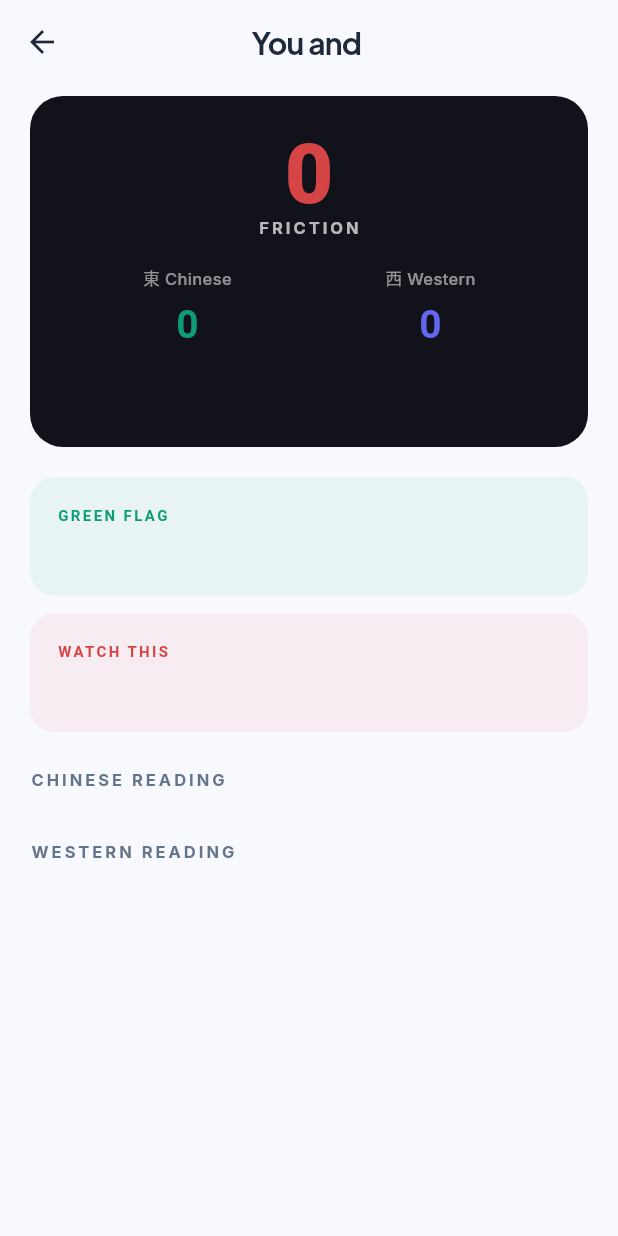
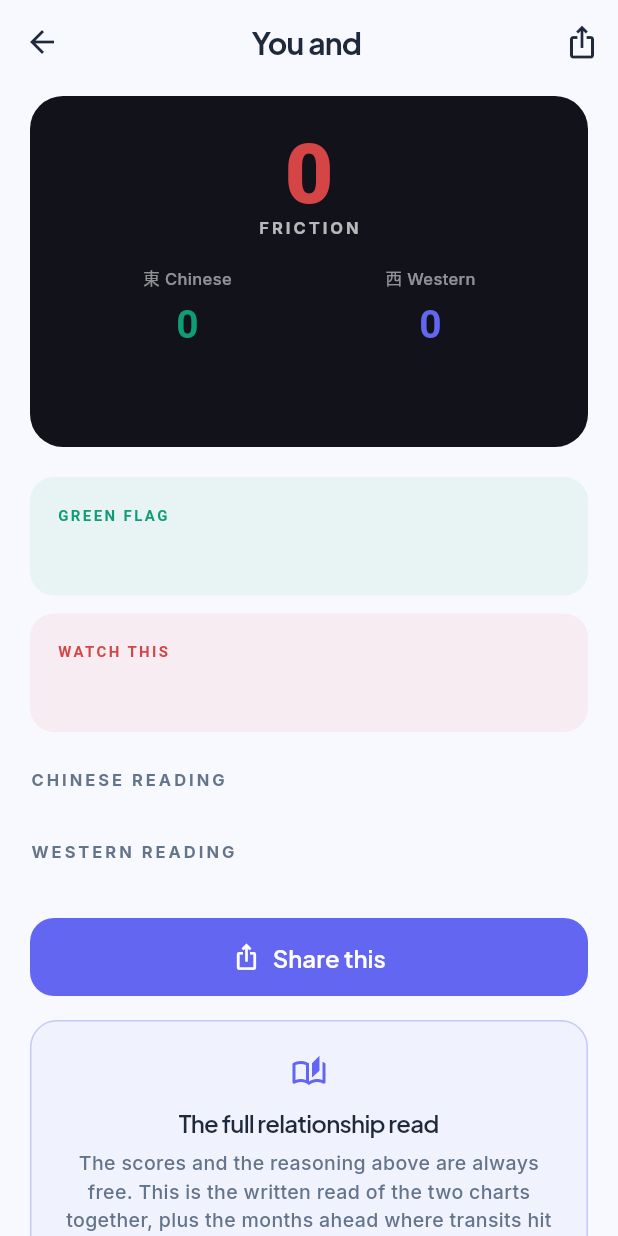
Before and after one commit to bz02/omni_ios, a Flutter app: the _MatchDetailScreen screen opened directly with empty values, on a phone screen of 412 x 824 dp. Run offline on Flutter 3.47's test engine with Material 3 defaults, Android fonts, the phone set to English and light mode, and no system bars; our stand-ins replace flutter_animate, flutter_riverpod, google_fonts, google_generative_ai, image_picker, in_app_purchase and 3 more; accounts and stored records are empty; generated files the repository leaves out were written again.

Commit message:
Make compatibility free and give it a share card
First item off the competitive brief, and it is as much a pricing decision
as a feature.

The research says compatibility and detailed charts are 40 to 55% of all
premium content consumption in this category, and that Co-Star has just put
friend compatibility -- the feature that made it famous -- behind its
paywall, which is now the loudest complaint in its reviews. Metering the
thing that requires a second person's birthday is metering the growth loop.

So scoring a pair is now free and unlimited. The monthly allowance is gone,
and freeMonthlyAllowance is empty rather than merely unused, so the decision
reads as a decision.

The harder call was where the line goes. The obvious split -- score free,
reasoning paid -- would have contradicted the entire positioning: an app
whose argument is that it shows its arithmetic cannot charge to show the
arithmetic. So the computation is free and transparent all the way down,
including all six scored factors, and what is sold is the long-form written
read and the month-by-month timing where transits hit both charts.

The share card is the loop itself. Story proportions, and it leads with the
split score rather than the average, because "Chinese astrology says 88,
Western says 41" is a far more postable result than one number and no
competitor can produce it. The card lays out at its true 1080 by 1920 inside
a FittedBox and the capture reads that same boundary, so the preview and the
file cannot drift apart.

Sharing goes through XFile.fromData on every platform. share_plus writes the
bytes to a temp file itself where the OS share sheet needs a path, which
means no filesystem code here and no conditional import to keep the web
build compiling.

A test pumping the card at full size with long names caught the footer
overflowing by 283 pixels -- the wordmark and the tagline do not fit on one
line once the tagline is large enough to survive a thumbnail.

254 tests: 223 Flutter, 31 backend.

Co-Authored-By: Claude Opus 5 <noreply@anthropic.com>
Claude-Session: https://claude.ai/code/session_01Kb5L3FqpSkhTjdDU9WHpd1

```diff
--- a/omni_flutter/lib/config/app_config.dart
+++ b/omni_flutter/lib/config/app_config.dart
@@ -43,5 +43,7 @@ class AppConfig {
   /// the user has seen a real reading than before.
   static const int freeChatMessagesPerDay = 3;
   static const int freeOracleDrawsPerDay = 1;
-  static const int freeCompatibilityChecksPerMonth = 3;
+  /// Compatibility scoring is unlimited and free. Kept as a named zero so the
+  /// decision is visible rather than looking like an omission.
+  static const int freeCompatibilityChecksPerMonth = 0;
 }
--- a/omni_flutter/lib/core/billing/entitlements.dart
+++ b/omni_flutter/lib/core/billing/entitlements.dart
@@ -25,8 +25,17 @@ enum PremiumFeature {
   /// Tarot and I Ching consultations.
   oracle('Unlimited oracle draws', Tier.plus),
 
-  /// Running a compatibility check against another person.
-  compatibility('Unlimited compatibility', Tier.plus),
+  /// The long-form written relationship read, and month-by-month timing for
+  /// the pair.
+  ///
+  /// Scoring a pair is deliberately **not** gated. It is the category's
+  /// biggest premium driver and the competitor that owns this space just put
+  /// it behind a paywall, which is the single most-complained-about thing in
+  /// its current reviews. Gating the number would also contradict the whole
+  /// pitch: an app whose argument is that it shows its arithmetic cannot
+  /// charge to show the arithmetic. So the computation stays free and
+  /// transparent, and what is sold is the writing and the timing.
+  relationshipReport('Full relationship report', Tier.plus),
 
   /// One-off long-form reports, also purchasable with coins.
   deepDive('Deep dive report', Tier.plus),
@@ -55,7 +64,7 @@ enum PremiumFeature {
 const Map<PremiumFeature, int> coinPrices = {
   PremiumFeature.deepDive: 180,
   PremiumFeature.yearAhead: 320,
-  PremiumFeature.compatibility: 240,
+  PremiumFeature.relationshipReport: 240,
 };
 
 /// Free-tier allowances, keyed by feature. Absent means unlimited on free.
@@ -64,9 +73,13 @@ const Map<PremiumFeature, int> freeDailyAllowance = {
   PremiumFeature.oracle: AppConfig.freeOracleDrawsPerDay,
 };
 
-const Map<PremiumFeature, int> freeMonthlyAllowance = {
-  PremiumFeature.compatibility: AppConfig.freeCompatibilityChecksPerMonth,
-};
+/// Features metered by the month rather than the day.
+///
+/// Empty by design. Compatibility used to live here at three checks a month;
+/// it was moved out because scoring a pair is the growth loop, and metering a
+/// growth loop is how Co-Star turned its own viral feature into its worst
+/// reviews.
+const Map<PremiumFeature, int> freeMonthlyAllowance = <PremiumFeature, int>{};
 
 /// The answer to "can they do this right now".
 sealed class AccessDecision {
--- a/omni_flutter/lib/features/match/match_screen.dart
+++ b/omni_flutter/lib/features/match/match_screen.dart
@@ -10,13 +10,14 @@ import 'package:flutter/material.dart';
 import 'package:provider/provider.dart';
 
 import '../../core/analytics/analytics.dart';
-import '../../core/billing/entitlements.dart';
 import '../../core/engine/compatibility.dart';
 import '../../core/engine/soul_blueprint.dart';
 import '../../core/theme/modern_theme.dart';
 import '../../state/profile_controller.dart';
+import '../../core/billing/entitlements.dart';
 import '../onboarding/birth_form_screen.dart';
 import '../paywall/paywall_screen.dart';
+import '../share/share_sheet.dart';
 
 class MatchScreen extends StatelessWidget {
   const MatchScreen({super.key});
@@ -67,17 +68,8 @@ class MatchScreen extends StatelessWidget {
   }
 
   Future<void> _add(BuildContext context) async {
-    final entitlements = context.read<EntitlementsController>();
-    final decision = entitlements.check(PremiumFeature.compatibility);
-    if (decision is AccessNeedsUpgrade) {
-      context.read<Analytics>().quotaExhausted(PremiumFeature.compatibility);
-      await PaywallScreen.show(context,
-          trigger: PremiumFeature.compatibility,
-          coinPrice: decision.coinPrice);
-      return;
-    }
-
-    if (!context.mounted) return;
+    // No gate. Scoring a pair is free and unlimited on purpose — see the note
+    // on PremiumFeature.relationshipReport.
     final birth = await Navigator.of(context).push<BirthData>(
       MaterialPageRoute(
         builder: (_) => const BirthFormScreen(
@@ -96,7 +88,7 @@ class MatchScreen extends StatelessWidget {
           name: birth.displayName ?? 'Them',
           birth: birth,
         ));
-    await entitlements.recordUse(PremiumFeature.compatibility);
+    if (context.mounted) context.read<Analytics>().track('compatibility_added');
   }
 
   void _open(
@@ -239,7 +231,21 @@ class _MatchDetailScreen extends StatelessWidget {
     final west = result.factors.where((f) => f.tradition == 'west').toList();
 
     return Scaffold(
-      appBar: AppBar(title: Text('You and ${person.name}')),
+      appBar: AppBar(
+        title: Text('You and ${person.name}'),
+        actions: [
+          IconButton(
+            icon: const Icon(Icons.ios_share),
+            tooltip: 'Share',
+            onPressed: () => showCompatibilityShareSheet(
+              context,
+              result: result,
+              yourName: 'You',
+              theirName: person.name,
+            ),
+          ),
+        ],
+      ),
       body: ListView(
         padding: const EdgeInsets.fromLTRB(20, 8, 20, 40),
         children: [
@@ -305,7 +311,96 @@ class _MatchDetailScreen extends StatelessWidget {
           _FactorGroup(title: 'Chinese reading', factors: east),
           const SizedBox(height: 20),
           _FactorGroup(title: 'Western reading', factors: west),
+          const SizedBox(height: 24),
+          _ShareRow(person: person, result: result),
+          const SizedBox(height: 16),
+          const _FullReportUpsell(),
         ],
+      ),
+    );
+  }
+}
+
+/// The growth loop, given its own block rather than only an icon in the bar.
+///
+/// Compatibility needs a second birthday, so every result already implies a
+/// conversation with someone. The card is what travels.
+class _ShareRow extends StatelessWidget {
+  const _ShareRow({required this.person, required this.result});
+
+  final SavedPerson person;
+  final CompatibilityResult result;
+
+  @override
+  Widget build(BuildContext context) => SizedBox(
+        width: double.infinity,
+        child: ElevatedButton.icon(
+          onPressed: () => showCompatibilityShareSheet(
+            context,
+            result: result,
+            yourName: 'You',
+            theirName: person.name,
+          ),
+          icon: const Icon(Icons.ios_share, size: 19),
+          label: Text(result.disagreement >= 25
+              ? 'Share — the two systems disagree'
+              : 'Share this'),
+        ),
+      );
+}
+
+/// What is actually sold here.
+///
+/// Not the score and not the reasoning: those stay free, because metering the
+/// growth loop is what turned the category leader's best feature into its
+/// worst reviews, and because an app whose pitch is that it shows its
+/// arithmetic cannot charge to show the arithmetic. What is sold is the
+/// long-form write-up and the timing.
+class _FullReportUpsell extends StatelessWidget {
+  const _FullReportUpsell();
+
+  @override
+  Widget build(BuildContext context) {
+    final unlocked = context
+        .watch<EntitlementsController>()
+        .check(PremiumFeature.relationshipReport)
+        .isAllowed;
+    if (unlocked) return const SizedBox.shrink();
+
+    return GestureDetector(
+      onTap: () => PaywallScreen.show(
+        context,
+        trigger: PremiumFeature.relationshipReport,
+        coinPrice: coinPrices[PremiumFeature.relationshipReport],
+      ),
+      child: Container(
+        padding: const EdgeInsets.all(22),
+        decoration: BoxDecoration(
+          color: ModernTheme.primary.withOpacity(0.05),
+          borderRadius: BorderRadius.circular(18),
+          border: Border.all(color: ModernTheme.primary.withOpacity(0.3)),
+        ),
+        child: Column(
+          children: [
+            const Icon(Icons.auto_stories_outlined,
+                color: ModernTheme.primary),
+            const SizedBox(height: 10),
+            Text('The full relationship read',
+                style: ModernTheme.subHeader.copyWith(fontSize: 16)),
+            const SizedBox(height: 6),
+            Text(
+              'The scores and the reasoning above are always free. This is the '
+              'written read of the two charts together, plus the months ahead '
+              'where transits hit both of you at once.',
+              textAlign: TextAlign.center,
+              style: ModernTheme.caption.copyWith(fontSize: 13),
+            ),
+            const SizedBox(height: 14),
+            const Text('Unlock with Omni Plus',
+                style: TextStyle(
+                    color: ModernTheme.primary, fontWeight: FontWeight.w700)),
+          ],
+        ),
       ),
     );
   }
--- a/omni_flutter/pubspec.yaml
+++ b/omni_flutter/pubspec.yaml
@@ -38,6 +38,9 @@ dependencies:
   # Opening Stripe Checkout on the web build
   url_launcher: ^6.2.4
 
+  # The share sheet for compatibility cards — the growth loop
+  share_plus: ^10.0.2
+
   # Cyber-Taoist Stack
   flutter_riverpod: ^2.4.0
   riverpod_annotation: ^2.3.0
```
Also changed, not shown: omni_flutter/lib/features/share/share_card.dart (added, +197 -0 lines), omni_flutter/lib/features/share/share_sheet.dart (added, +200 -0 lines), omni_flutter/pubspec.lock, 9 other files.
